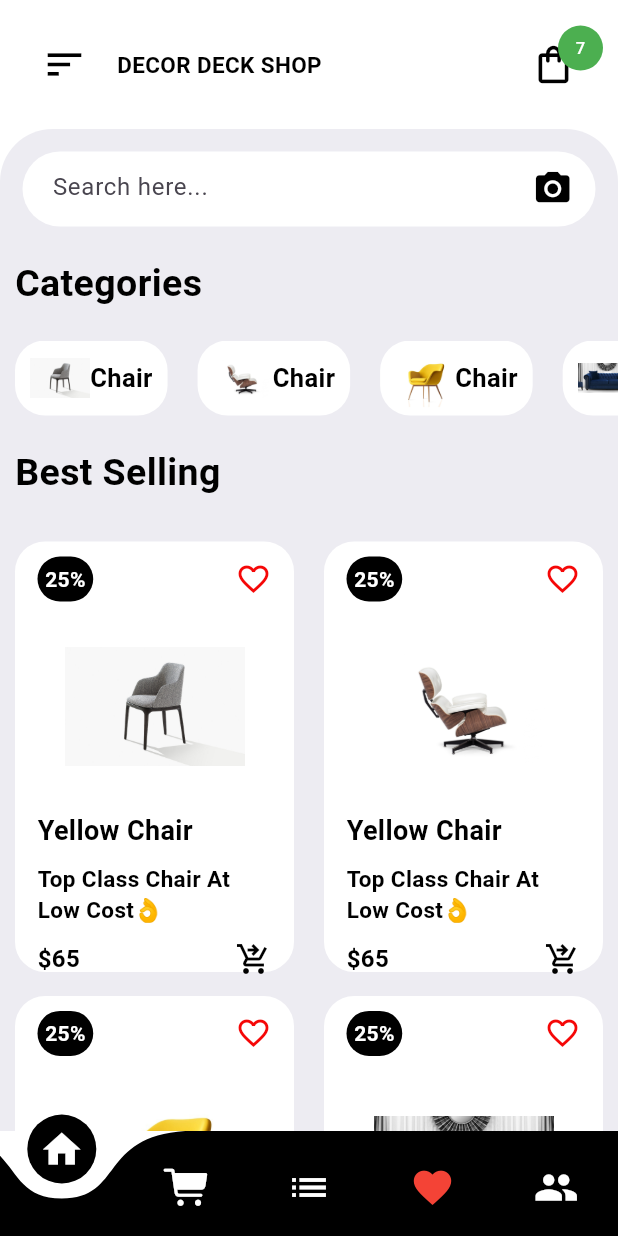
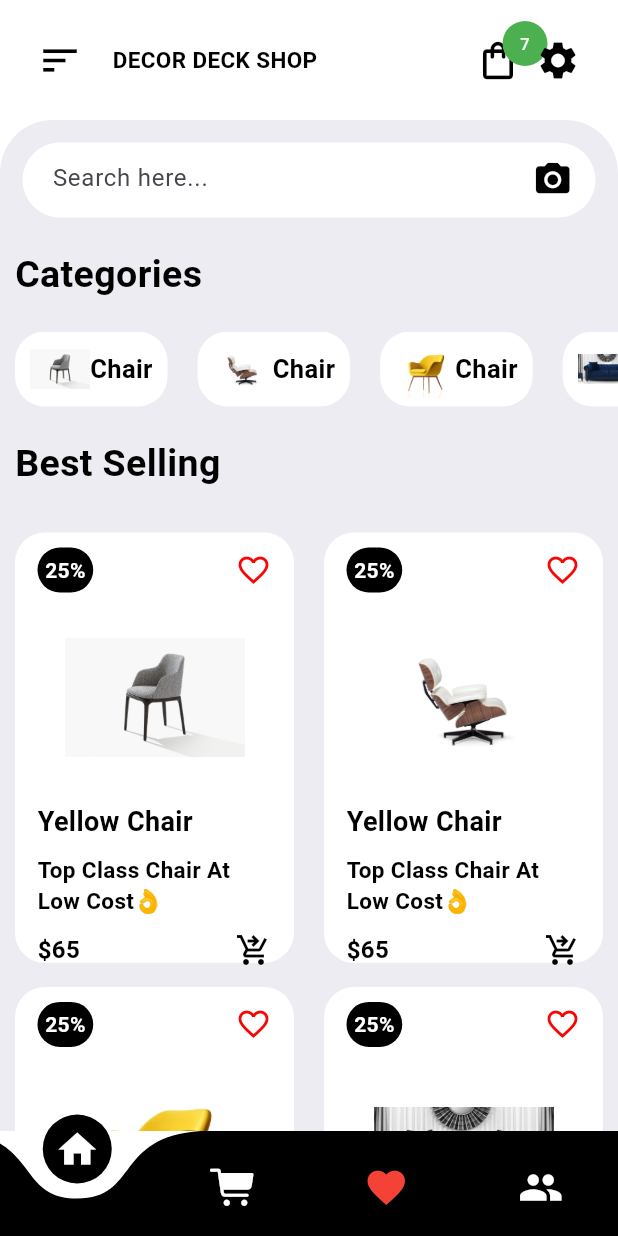
Before and after one commit to SherwinDmonte/Decor-Deck, a Flutter app: the screen it shows after launch, on a phone screen of 412 x 824 dp. Run offline on Flutter 3.47's test engine with Material 3 defaults, Android fonts, the phone set to English and light mode, and no system bars; drawn by our look-alikes of curved_navigation_bar.

```diff
--- a/project/lib/pages/Homepage.dart
+++ b/project/lib/pages/Homepage.dart
@@ -112,11 +112,6 @@ class HomePage extends StatelessWidget {
              color: Colors.white,
            ),
            Icon(
-             Icons.list,
-             size:30,
-             color: Colors.white,
-           ),
-           Icon(
              Icons.favorite,
              size:30,
              color: Colors.red,
--- a/project/lib/widget/HomeAppBar.dart
+++ b/project/lib/widget/HomeAppBar.dart
@@ -5,7 +5,7 @@ class HomeAppBar extends StatelessWidget {
   Widget build(BuildContext context) {
     return Container(
       color: Colors.white,
-      padding: EdgeInsets.all(28),
+      padding: EdgeInsets.all(25),
       child: Row(
         children: [
           Icon(Icons.sort, size: 30, color: Colors.black),
@@ -39,8 +39,13 @@ class HomeAppBar extends StatelessWidget {
                 size: 30,
                 color: Colors.black,
               ),
-
             ),
+          ),
+          SizedBox(width: 10),
+          Icon(
+            Icons.settings,
+            size:30,
+            color: Colors.black,
           ),
         ],
       ),
```
Also changed, not shown: project/pubspec.yaml (+5 -3 lines), project/pubspec.lock, 17 other files.
